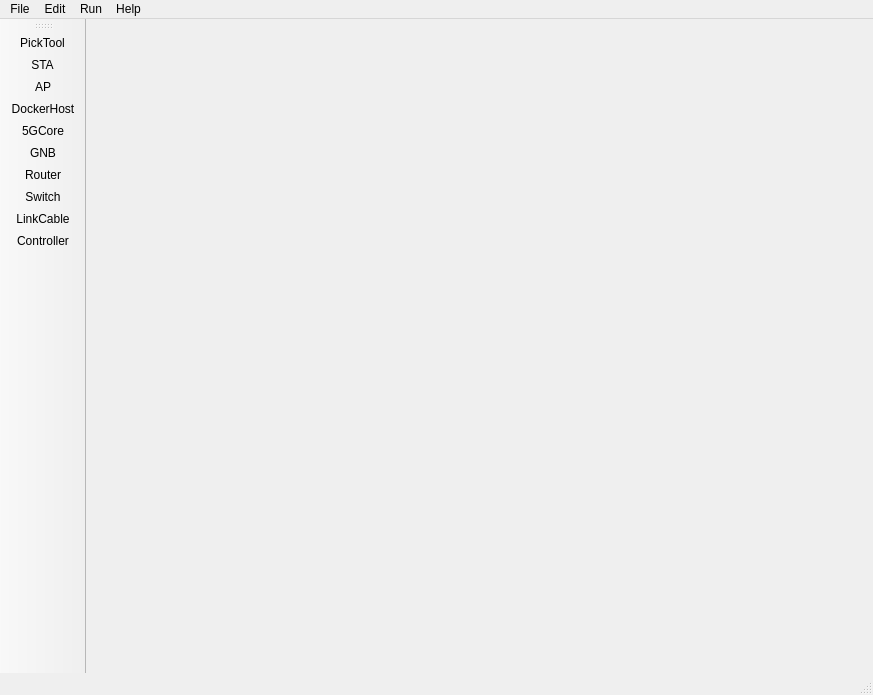
Before: the Qt Designer form GUI/Main_Window.ui in adaptivenetworklab/NetFlux5G, drawn with Qt 5.
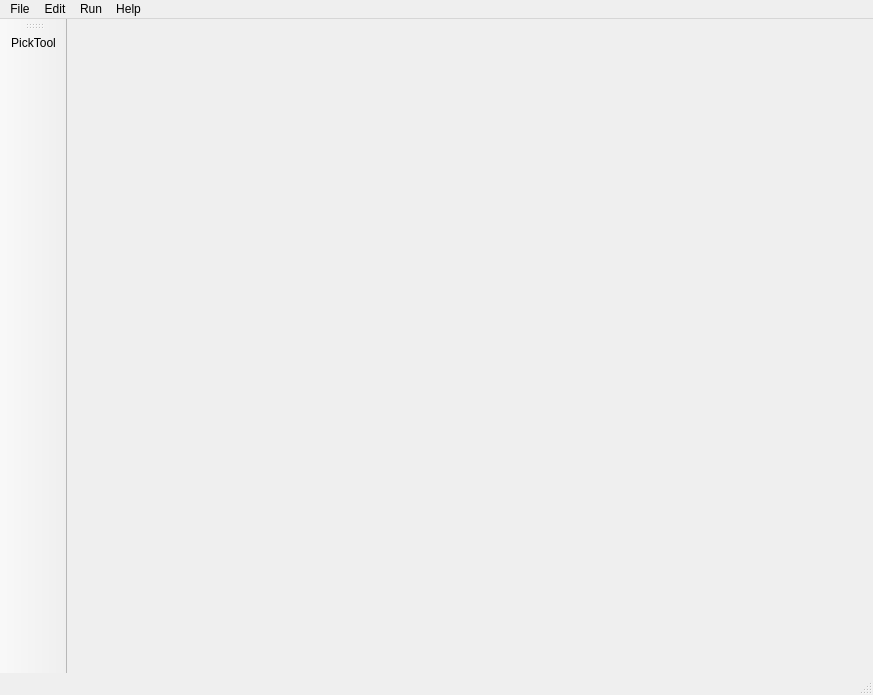
After: the same form once the commit is applied. Icons and pictures are not drawn.

Commit message: draggable feature on the rest of the tool

Patch:
```diff
--- a/GUI/Main_Window.ui
+++ b/GUI/Main_Window.ui
@@ -115,15 +115,6 @@
     <bool>false</bool>
    </attribute>
    <addaction name="actionPickTool"/>
-   <addaction name="actionSTA"/>
-   <addaction name="actionAP"/>
-   <addaction name="actionDockerHost"/>
-   <addaction name="action5GCore"/>
-   <addaction name="actionGNB"/>
-   <addaction name="actionRouter"/>
-   <addaction name="actionSwitch"/>
-   <addaction name="actionLinkCable"/>
-   <addaction name="actionController"/>
   </widget>
   <action name="actionNew">
    <property name="text">
```
The commit also changes 1 other file.
